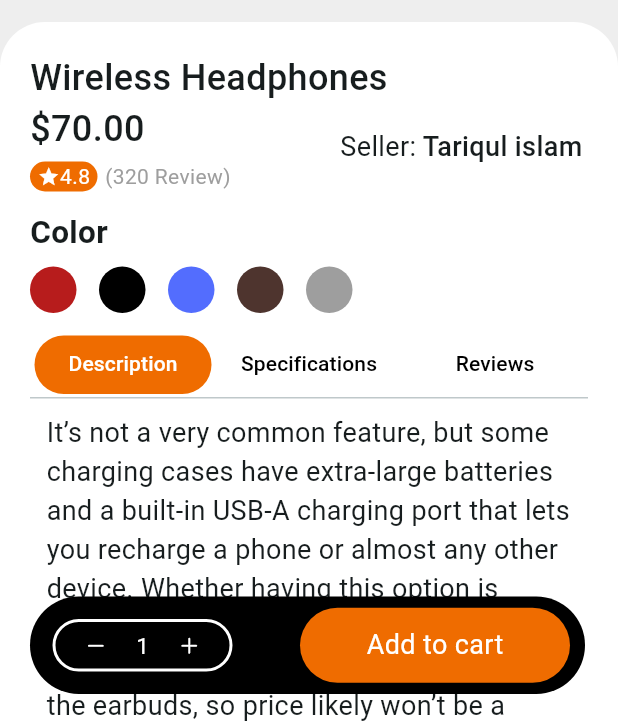
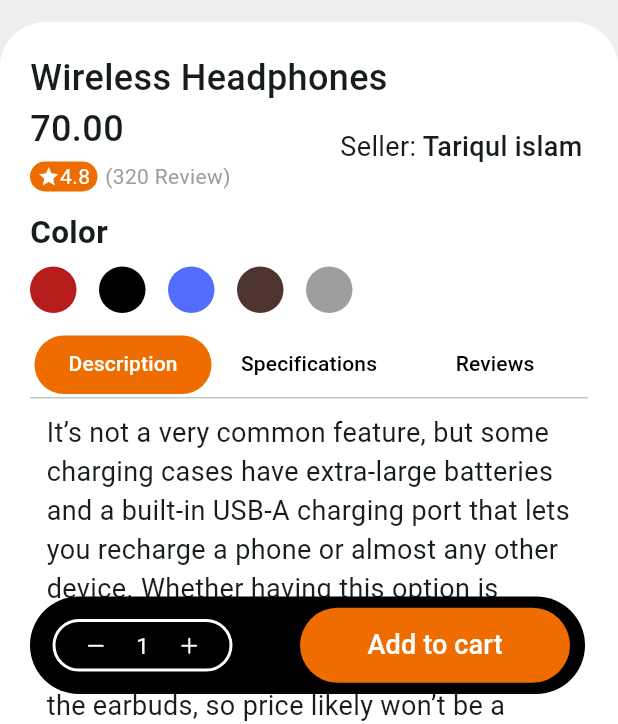
Before and after one commit to AbrarSumra/wscube_e_commerce_by_Abrar_Khira, a Flutter app: the screen it shows after launch, after a tap on "Wireless Headphones", on a phone screen of 412 x 824 dp. Shown: the part 512-1236 px from the top of the screen. Run offline on Flutter 3.47's test engine with Material 2 defaults, Android fonts, the phone set to English and light mode, and no system bars; our stand-ins replace carousel_slider.

Commit message:
modification home screen and detail screen

```diff
--- a/lib/screens/home_screen.dart
+++ b/lib/screens/home_screen.dart
@@ -18,14 +18,13 @@
 class _HomeScreenState extends State<HomeScreen> {
   List<bool> isFavourite = List.generate(100, (index) => false);
 
-  //bool isFavourite = false;
-
   int _currentIndex = 0;
 
   @override
   Widget build(BuildContext context) {
     return Scaffold(
       appBar: AppBar(
+        backgroundColor: Colors.white,
         actions: [
           Padding(
             padding: const EdgeInsets.only(top: 10, left: 15),
@@ -329,7 +328,7 @@
                                   SizedBox(
                                     width: 60,
                                     child: Text(
-                                      price,
+                                      "\$$price",
                                       style: const TextStyle(
                                         fontSize: 15,
                                         fontWeight: FontWeight.w600,
--- a/lib/screens/product_detail_screen.dart
+++ b/lib/screens/product_detail_screen.dart
@@ -375,8 +375,11 @@
                     ),
                   ),
                   const Spacer(),
-                  InkWell(
-                    onTap: () {
+                  SizedBox(
+                    width: 180,
+                    height: 50,
+                    child: ElevatedButton(
+                      onPressed: () {
                         final addInCart = ItemAddCart(
                           itemImage: widget.image,
                           itemName: widget.name,
@@ -387,18 +390,12 @@
                         itemList.add(addInCart);
                         setState(() {});
                       },
-                    child: Container(
-                      height: 50,
-                      width: 180,
-                      decoration: BoxDecoration(
-                        color: Colors.orange.shade800,
-                        borderRadius: BorderRadius.circular(30),
+                      style: ElevatedButton.styleFrom(
+                        backgroundColor: Colors.orange.shade800,
                       ),
-                      child: const Center(
-                        child: Text(
+                      child: const Text(
                         "Add to cart",
                         style: TextStyle(color: Colors.white, fontSize: 18),
-                        ),
                       ),
                     ),
                   ),
```
Also changed, not shown: lib/data/items_data.dart (+14 -14 lines), lib/screens/cart_screen.dart (+15 -17 lines). Lines whose indentation alone changed are shown as unchanged.
